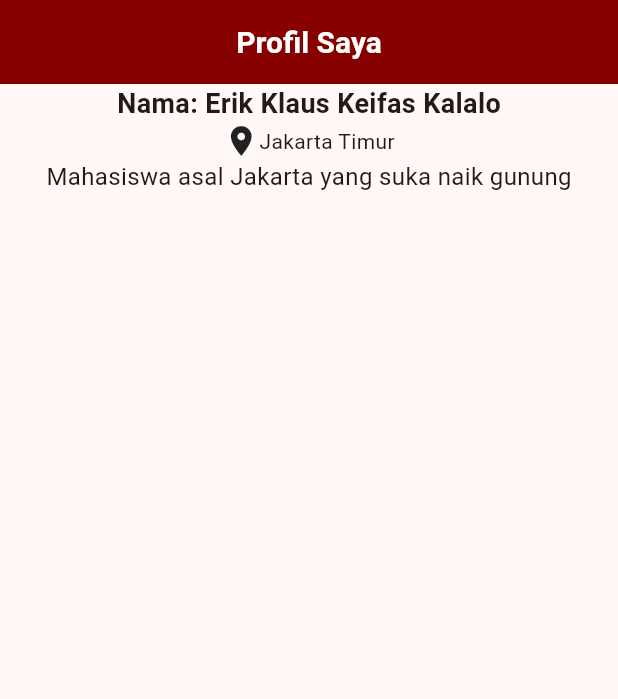
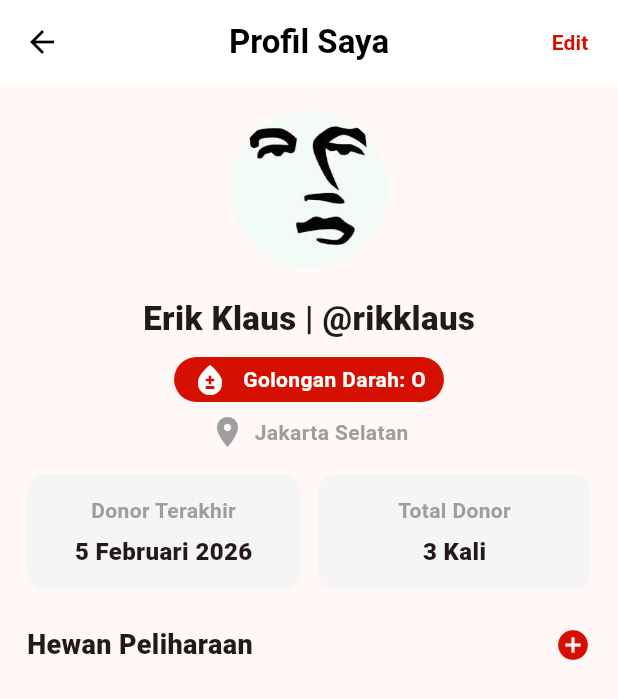
Before and after one commit to ErikKlaus/training_flutter, a Flutter app: the screen it shows after launch, on a phone screen of 412 x 824 dp. Shown: the top 699 px of the screen. Run offline on Flutter 3.47's test engine with Material 3 defaults, Android fonts, the phone set to English and light mode, and no system bars.

Commit message:
Tugas 2 Flutter

```diff
--- /dev/null
+++ b/lib/day_7/day_7.dart
@@ -0,0 +1,26 @@
+import 'package:flutter/material.dart';
+
+class day_7 extends StatelessWidget {
+  const day_7({super.key});
+
+  @override
+  Widget build(BuildContext context) {
+    return Scaffold(
+      body: Center(
+        child: Column(
+          mainAxisAlignment: MainAxisAlignment.center,
+          crossAxisAlignment: CrossAxisAlignment.center,
+          children: [
+            Text(
+              'J Meme',
+              textAlign: TextAlign.center,
+              style: TextStyle(fontSize: 20, fontWeight: FontWeight.bold),
+            ),
+            SizedBox(height: 10),
+            Image.asset('assets/images/face.jpeg', height: 200),
+          ],
+        ),
+      ),
+    );
+  }
+}
--- a/lib/main.dart
+++ b/lib/main.dart
@@ -1,6 +1,7 @@
 import 'package:flutter/material.dart';
 import 'package:training_flutter/day_5/scaffold.dart';
 import 'package:training_flutter/tugas_1/tugas1.dart';
+import 'package:training_flutter/tugas_2/tugas2.dart';
 
 void main() {
   runApp(const MyApp());
@@ -34,7 +35,7 @@ class MyApp extends StatelessWidget {
           seedColor: const Color.fromARGB(255, 179, 16, 16),
         ),
       ),
-      home: const Tugas1(),
+      home: const Tugas2(),
     );
   }
 }
--- /dev/null
+++ b/lib/tugas_2/tugas2.dart
@@ -0,0 +1,209 @@
+import 'package:flutter/material.dart';
+
+class Tugas2 extends StatelessWidget {
+  const Tugas2({super.key});
+
+  @override
+  Widget build(BuildContext context) {
+    return Scaffold(
+      appBar: AppBar(
+        elevation: 0,
+        backgroundColor: Colors.white,
+        centerTitle: true,
+        leading: IconButton(
+          icon: const Icon(Icons.arrow_back, color: Colors.black),
+          onPressed: () {},
+        ),
+        title: const Text(
+          "Profil Saya",
+          style: TextStyle(color: Colors.black, fontWeight: FontWeight.w700),
+        ),
+        actions: [
+          TextButton(
+            onPressed: () {},
+            child: const Text(
+              "Edit",
+              style: TextStyle(
+                color: Color(0xFFd61000),
+                fontWeight: FontWeight.w600,
+              ),
+            ),
+          ),
+        ],
+      ),
+
+      body: SingleChildScrollView(
+        child: Column(
+          children: [
+            const SizedBox(height: 18),
+
+            Center(
+              child: Container(
+                width: 105,
+                height: 105,
+                decoration: BoxDecoration(
+                  shape: BoxShape.circle,
+                  image: const DecorationImage(
+                    image: AssetImage('assets/images/face.jpeg'),
+                    fit: BoxFit.cover,
+                  ),
+                ),
+              ),
+            ),
+
+            const SizedBox(height: 18),
+
+            const Center(
+              child: Text(
+                "Erik Klaus | @rikklaus",
+                style: TextStyle(fontSize: 22, fontWeight: FontWeight.w800),
+              ),
+            ),
+
+            const SizedBox(height: 10),
+
+            Padding(
+              padding: const EdgeInsets.symmetric(horizontal: 18),
+              child: Container(
+                padding: const EdgeInsets.symmetric(
+                  horizontal: 12,
+                  vertical: 3,
+                ),
+                decoration: BoxDecoration(
+                  color: Color(0xffd61000),
+                  borderRadius: BorderRadius.circular(20),
+                ),
+
+                child: Row(
+                  mainAxisSize: MainAxisSize.min,
+                  children: const [
+                    Icon(
+                      Icons.bloodtype,
+                      color: Color.fromARGB(255, 255, 255, 255),
+                    ),
+                    SizedBox(width: 10),
+                    Text(
+                      "Golongan Darah: O",
+                      style: TextStyle(
+                        color: Color.fromARGB(255, 255, 255, 255),
+                        fontWeight: FontWeight.w700,
+                      ),
+                    ),
+                  ],
+                ),
+              ),
+            ),
+
+            const SizedBox(height: 8),
+
+            Padding(
+              padding: const EdgeInsets.symmetric(horizontal: 18),
+              child: Row(
+                children: const [
+                  Spacer(),
+                  Icon(Icons.location_on, color: Colors.grey),
+                  SizedBox(width: 6),
+                  Text(
+                    "Jakarta Selatan",
+                    style: TextStyle(
+                      color: Colors.grey,
+                      fontWeight: FontWeight.w600,
+                    ),
+                  ),
+                  Spacer(),
+                ],
+              ),
+            ),
+
+            const SizedBox(height: 16),
+
+            Padding(
+              padding: const EdgeInsets.symmetric(horizontal: 18),
+              child: Row(
+                children: [
+                  Expanded(
+                    child: Container(
+                      padding: const EdgeInsets.symmetric(vertical: 14),
+                      decoration: BoxDecoration(
+                        color: Colors.grey.shade100,
+                        borderRadius: BorderRadius.circular(12),
+                      ),
+                      child: Column(
+                        children: const [
+                          Text(
+                            "Donor Terakhir",
+                            style: TextStyle(
+                              color: Colors.grey,
+                              fontWeight: FontWeight.w600,
+                            ),
+                          ),
+                          SizedBox(height: 6),
+                          Text(
+                            "5 Februari 2026",
+                            style: TextStyle(
+                              fontSize: 16,
+                              fontWeight: FontWeight.w900,
+                            ),
+                          ),
+                        ],
+                      ),
+                    ),
+                  ),
+                  const SizedBox(width: 12),
+
+                  Expanded(
+                    child: Container(
+                      padding: const EdgeInsets.symmetric(vertical: 14),
+                      decoration: BoxDecoration(
+                        color: Colors.grey.shade100,
+                        borderRadius: BorderRadius.circular(12),
+                      ),
+                      child: Column(
+                        children: const [
+                          Text(
+                            "Total Donor",
+                            style: TextStyle(
+                              color: Colors.grey,
+                              fontWeight: FontWeight.w600,
+                            ),
+                          ),
+                          SizedBox(height: 6),
+                          Text(
+                            "3 Kali",
+                            style: TextStyle(
+                              fontSize: 16,
+                              fontWeight: FontWeight.w900,
+                            ),
+                          ),
+                        ],
+                      ),
+                    ),
+                  ),
+                ],
+              ),
+            ),
+            const SizedBox(height: 24),
+
+            Padding(
+              padding: const EdgeInsets.symmetric(horizontal: 18),
+              child: Row(
+                children: [
+                  const Text(
+                    "Hewan Peliharaan",
+                    style: TextStyle(fontSize: 18, fontWeight: FontWeight.w800),
+                  ),
+                  const Spacer(),
+                  Row(
+                    children: const [
+                      Icon(Icons.add_circle, color: Color(0xffd61000)),
+                    ],
+                  ),
+                ],
+              ),
+            ),
+          ],
+        ),
+      ),
+    );
+  }
+}
--- a/pubspec.yaml
+++ b/pubspec.yaml
@@ -58,8 +58,9 @@ flutter:
   uses-material-design: true
 
   # To add assets to your application, add an assets section, like this:
-  # assets:
-  #   - images/a_dot_burr.jpeg
+  assets:
+    - assets/images/
+    - assets/fonts/
   #   - images/a_dot_ham.jpeg
 
   # An image asset can refer to one or more resolution-specific "variants", see
```
Also changed, not shown: assets/images/face.jpeg (added), j face.jpeg (added).
